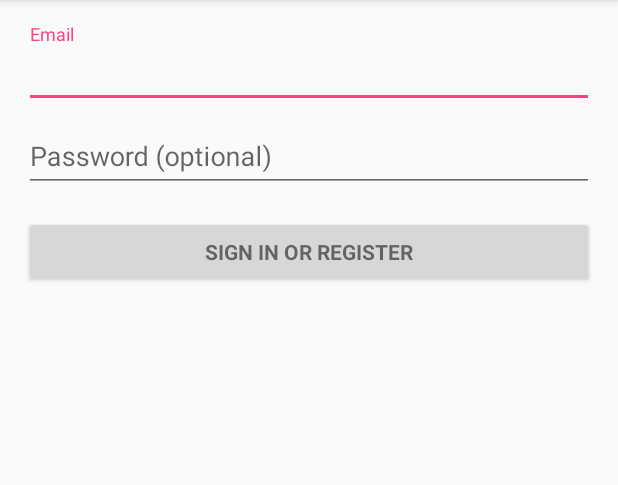
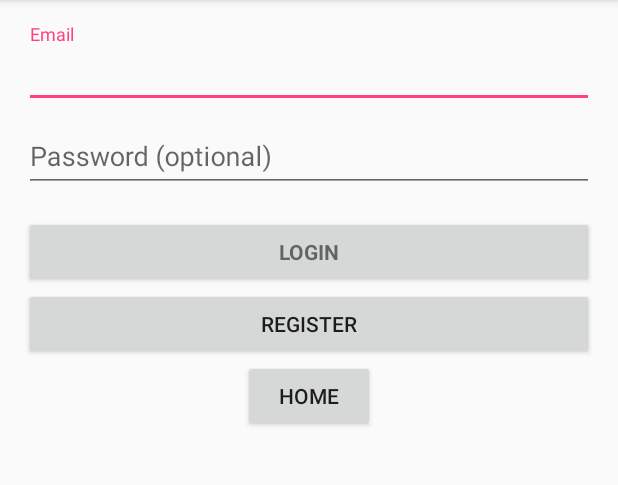
Before and after one commit to VicFrolov/Markit, an Android app: the screen it shows after launch (LoginActivity), on a phone screen of 412 x 824 dp, the part 84-569 px from its top. Run offline under Robolectric (Android 15) with nearby library versions, the phone set to English and light mode, and no system bars; 2 statements that could not run were skipped.

Commit message:
Added empty hub and a button to the login/register window

```diff
--- a/android/Markit/app/src/main/java/com/markit/markit/LoginActivity.java
+++ b/android/Markit/app/src/main/java/com/markit/markit/LoginActivity.java
@@ -3,6 +3,7 @@ package com.markit.markit;
 import android.animation.Animator;
 import android.animation.AnimatorListenerAdapter;
 import android.annotation.TargetApi;
+import android.content.Intent;
 import android.content.pm.PackageManager;
 import android.support.annotation.NonNull;
 import android.support.design.widget.Snackbar;
@@ -28,6 +29,7 @@ import android.widget.AutoCompleteTextView;
 import android.widget.Button;
 import android.widget.EditText;
 import android.widget.TextView;
+import android.widget.Toast;
 
 import java.util.ArrayList;
 import java.util.List;
@@ -69,6 +71,8 @@ public class LoginActivity extends AppCompatActivity implements LoaderCallbacks<
         // Set up the login form.
         mEmailView = (AutoCompleteTextView) findViewById(R.id.email);
         populateAutoComplete();
+        registerClick();
+        homeClick();
 
         mPasswordView = (EditText) findViewById(R.id.password);
         mPasswordView.setOnEditorActionListener(new TextView.OnEditorActionListener() {
@@ -83,6 +87,7 @@ public class LoginActivity extends AppCompatActivity implements LoaderCallbacks<
         });
 
         Button mEmailSignInButton = (Button) findViewById(R.id.email_sign_in_button);
+        Button mRegisterButton = (Button) findViewById(R.id.register);
         mEmailSignInButton.setOnClickListener(new OnClickListener() {
             @Override
             public void onClick(View view) {
@@ -92,6 +97,26 @@ public class LoginActivity extends AppCompatActivity implements LoaderCallbacks<
 
         mLoginFormView = findViewById(R.id.login_form);
         mProgressView = findViewById(R.id.login_progress);
+    }
+
+    private void registerClick() {
+        Button registerButton = (Button) findViewById(R.id.register);
+        registerButton.setOnClickListener(new View.OnClickListener() {
+            @Override
+            public void onClick(View v) {
+                Toast.makeText(LoginActivity.this, "Register button was clicked!", Toast.LENGTH_LONG).show();
+            }
+        });
+    }
+
+    private void homeClick() {
+        Button homeButton = (Button) findViewById(R.id.home_button);
+        homeButton.setOnClickListener(new View.OnClickListener() {
+            @Override
+            public void onClick(View view) {
+                startActivity(new Intent(LoginActivity.this, MainActivity.class));
+            }
+        });
     }
 
     private void populateAutoComplete() {
--- a/android/Markit/app/src/main/res/layout/activity_login.xml
+++ b/android/Markit/app/src/main/res/layout/activity_login.xml
@@ -69,9 +69,24 @@
                 android:layout_width="match_parent"
                 android:layout_height="wrap_content"
                 android:layout_marginTop="16dp"
-                android:text="@string/action_sign_in"
+                android:text="Login"
                 android:textStyle="bold" />
+
+            <Button
+                android:id="@+id/register"
+                android:layout_width="match_parent"
+                android:layout_height="wrap_content"
+                android:text="Register"
+                android:layout_gravity="center_horizontal" />
+
+            <Button
+                android:layout_width="wrap_content"
+                android:layout_height="wrap_content"
+                android:text="Home"
+                android:id="@+id/home_button"
+                android:layout_gravity="center_horizontal" />
 
         </LinearLayout>
     </ScrollView>
+
 </LinearLayout>
--- /dev/null
+++ b/android/Markit/app/src/main/res/values-w820dp/dimens.xml
@@ -0,0 +1,6 @@
+<resources>
+    <!-- Example customization of dimensions originally defined in res/values/dimens.xml
+         (such as screen margins) for screens with more than 820dp of available width. This
+         would include 7" and 10" devices in landscape (~960dp and ~1280dp respectively). -->
+    <dimen name="activity_horizontal_margin">64dp</dimen>
+</resources>
```
Also changed, not shown: android/Markit/app/src/main/AndroidManifest.xml (+7 -0 lines), android/Markit/app/src/main/java/com/markit/markit/MainActivity.java (added, +27 -0 lines), android/Markit/app/src/main/res/layout/activity_main.xml (added, +23 -0 lines).
